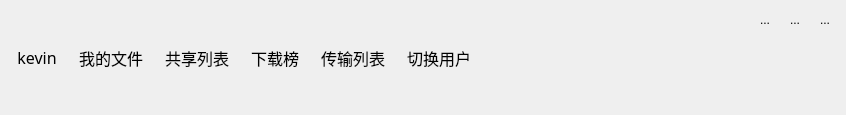
Above: Ramaxel/buttongroup.ui from 2017-Ramaxel/Ramaxel_Disk before the change. Below: the same form after it.
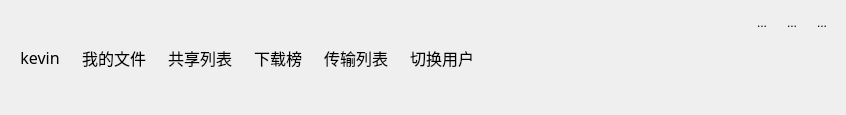
That is the form after the change. Icons and pictures are not drawn.

```diff
--- a/Ramaxel/buttongroup.ui
+++ b/Ramaxel/buttongroup.ui
@@ -27,16 +27,16 @@
   </property>
   <layout class="QHBoxLayout" name="horizontalLayout_3">
    <property name="leftMargin">
-    <number>9</number>
+    <number>12</number>
    </property>
    <property name="topMargin">
-    <number>9</number>
+    <number>12</number>
    </property>
    <property name="rightMargin">
-    <number>9</number>
+    <number>12</number>
    </property>
    <property name="bottomMargin">
-    <number>9</number>
+    <number>12</number>
    </property>
    <item>
     <widget class="QWidget" name="btns_wg" native="true">
```
